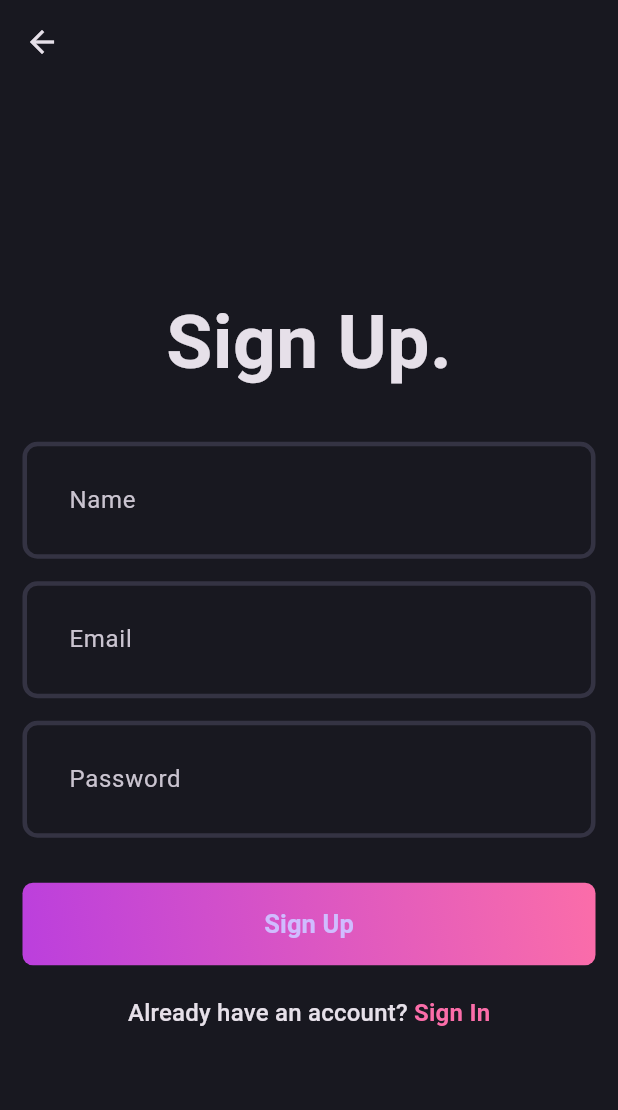
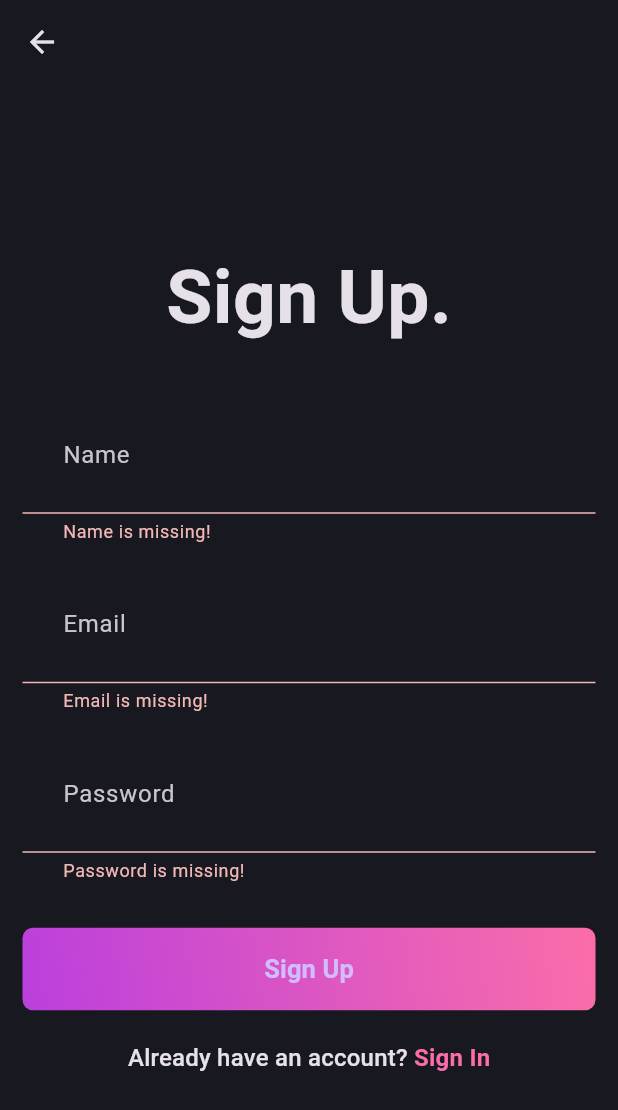
Before and after one commit to ArturKlasa/blog_app, a Flutter app: the SignUpPage screen opened directly, after a tap on "Sign Up", on a phone screen of 412 x 824 dp. Shown: the top 1110 px of the screen. Run offline on Flutter 3.47's test engine with Material 3 defaults, Android fonts, the phone set to English and light mode, and no system bars; our stand-ins replace flutter_bloc, fpdart, supabase_flutter; accounts and stored records are empty.

Commit message:
Implemented BLOC for authentication

```diff
--- a/lib/features/auth/domain/usecases/user_sign_up.dart
+++ b/lib/features/auth/domain/usecases/user_sign_up.dart
@@ -8,6 +8,7 @@ class UserSignUp implements UseCase<String, UserSignUpParams> {
   final AuthRepository
       authRepository; //make sure the import is not from data layer
   const UserSignUp(this.authRepository);
+
   @override
   Future<Either<Failure, String>> call(UserSignUpParams params) async {
     return await authRepository.signUpWithEmailPassword(
--- /dev/null
+++ b/lib/features/auth/presentation/bloc/auth_bloc.dart
@@ -0,0 +1,21 @@
+import 'package:blog_app/features/auth/domain/usecases/user_sign_up.dart';
+import 'package:flutter/material.dart';
+import 'package:flutter_bloc/flutter_bloc.dart';
+
+part 'auth_event.dart';
+part 'auth_state.dart';
+
+class AuthBloc extends Bloc<AuthEvent, AuthState> {
+  final UserSignUp _userSignUp;
+  AuthBloc({
+    required UserSignUp userSignUp,
+  })  : _userSignUp = userSignUp, // initializer list
+        super(AuthInitial()) {
+    on<AuthSignUp>((event, emit) async {
+      final response = await _userSignUp(UserSignUpParams(
+          email: event.email, password: event.password, name: event.name));
+      response.fold((failure) => emit(AuthFailure(failure.message)),
+          (uid) => emit(AuthSuccess(uid)));
+    });
+  }
+}
--- /dev/null
+++ b/lib/features/auth/presentation/bloc/auth_event.dart
@@ -0,0 +1,12 @@
+part of 'auth_bloc.dart';
+
+@immutable
+sealed class AuthEvent {}
+
+final class AuthSignUp extends AuthEvent {
+  final String email;
+  final String password;
+  final String name;
+
+  AuthSignUp({required this.email, required this.password, required this.name});
+}
--- /dev/null
+++ b/lib/features/auth/presentation/bloc/auth_state.dart
@@ -0,0 +1,20 @@
+part of 'auth_bloc.dart';
+
+@immutable
+sealed class AuthState {}
+
+final class AuthInitial extends AuthState {}
+
+final class AuthLoading extends AuthState {}
+
+final class AuthSuccess extends AuthState {
+  final String uid;
+
+  AuthSuccess(this.uid);
+}
+
+final class AuthFailure extends AuthState {
+  final String message;
+
+  AuthFailure(this.message);
+}
--- a/lib/features/auth/presentation/pages/login_page.dart
+++ b/lib/features/auth/presentation/pages/login_page.dart
@@ -56,7 +56,8 @@ class _LoginPageState extends State<LoginPage> {
               const SizedBox(
                 height: 30,
               ),
-              const AuthGradientButton(
+              AuthGradientButton(
+                onPressed: () {},
                 buttonText: "Sign In",
               ),
               const SizedBox(
--- a/lib/features/auth/presentation/pages/signup_page.dart
+++ b/lib/features/auth/presentation/pages/signup_page.dart
@@ -1,8 +1,10 @@
 import 'package:blog_app/core/theme/app_pallete.dart';
+import 'package:blog_app/features/auth/presentation/bloc/auth_bloc.dart';
 import 'package:blog_app/features/auth/presentation/pages/login_page.dart';
 import 'package:blog_app/features/auth/presentation/widgets/auth_filed.dart';
 import 'package:blog_app/features/auth/presentation/widgets/auth_gradient_button.dart';
 import 'package:flutter/material.dart';
+import 'package:flutter_bloc/flutter_bloc.dart';
 
 class SignUpPage extends StatefulWidget {
   static route() => MaterialPageRoute(builder: (context) => const SignUpPage());
@@ -66,7 +68,18 @@ class _SignUpPageState extends State<SignUpPage> {
               const SizedBox(
                 height: 30,
               ),
-              const AuthGradientButton(
+              AuthGradientButton(
+                onPressed: () {
+                  if (formKey.currentState!.validate()) {
+                    context.read<AuthBloc>().add(
+                          AuthSignUp(
+                            email: emailController.text.trim(),
+                            password: passwordController.text.trim(),
+                            name: nameController.text.trim(),
+                          ),
+                        );
+                  }
+                },
                 buttonText: "Sign Up",
               ),
               const SizedBox(
--- a/lib/features/auth/presentation/widgets/auth_gradient_button.dart
+++ b/lib/features/auth/presentation/widgets/auth_gradient_button.dart
@@ -3,7 +3,9 @@ import 'package:flutter/material.dart';
 
 class AuthGradientButton extends StatelessWidget {
   final String buttonText;
-  const AuthGradientButton({super.key, required this.buttonText});
+  final VoidCallback onPressed;
+  const AuthGradientButton(
+      {super.key, required this.buttonText, required this.onPressed});
 
   @override
   Widget build(BuildContext context) {
@@ -20,7 +22,7 @@ class AuthGradientButton extends StatelessWidget {
           ),
           borderRadius: BorderRadius.circular(7)),
       child: ElevatedButton(
-        onPressed: () {},
+        onPressed: onPressed,
         style: ElevatedButton.styleFrom(
             fixedSize: const Size(395, 55),
             backgroundColor: AppPallete.transparentColor,
```
Also changed, not shown: lib/main.dart (+21 -1 lines).
